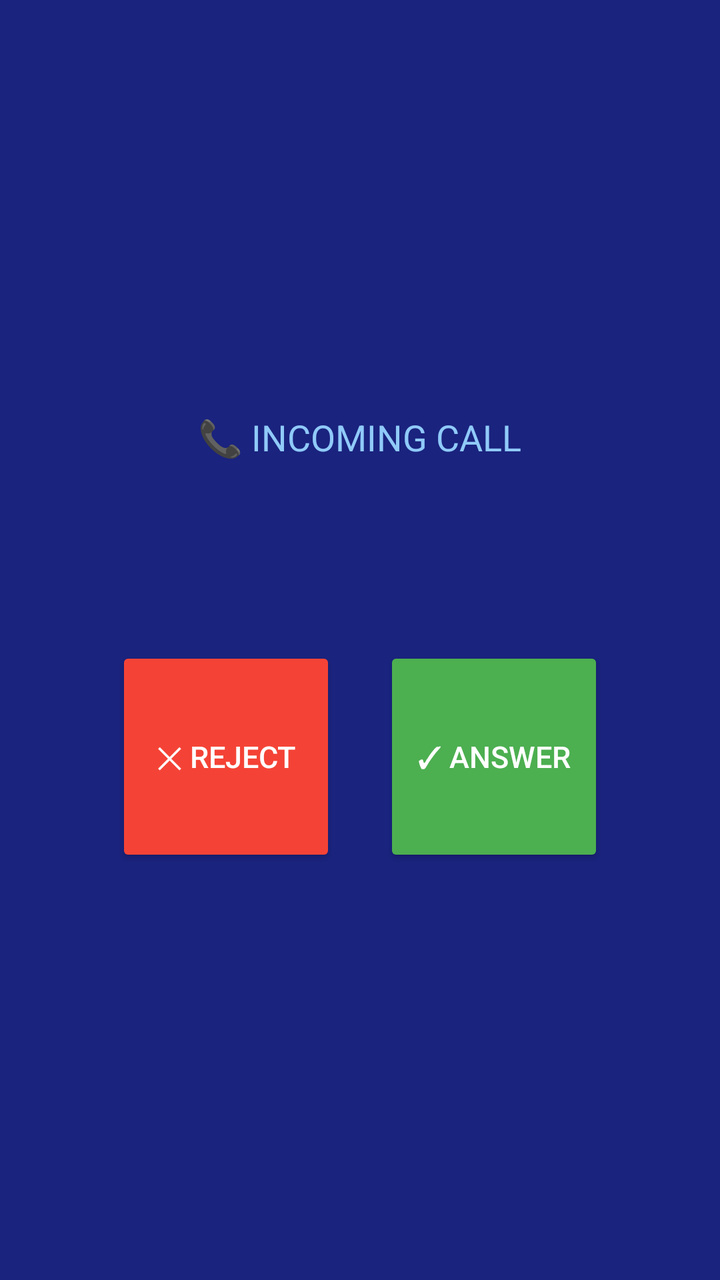
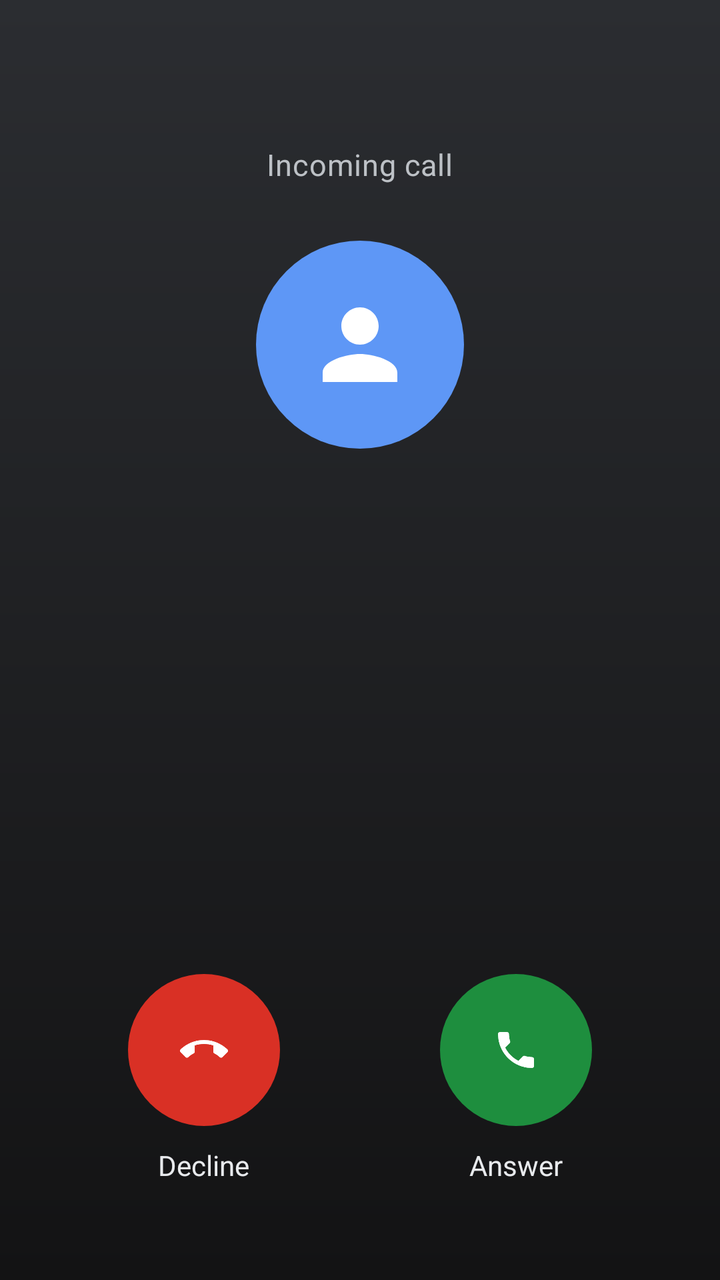

Screens rendered from an Android XML layout before and after an edit, with the pre-edit source and the edit as a unified diff.
<!-- AndroidManifest.xml: activity theme AppTheme -->
<!-- res/layout/activity_incoming_call.xml -->
<?xml version="1.0" encoding="utf-8"?>
<LinearLayout xmlns:android="http://schemas.android.com/apk/res/android"
    android:layout_width="match_parent"
    android:layout_height="match_parent"
    android:orientation="vertical"
    android:gravity="center"
    android:background="#1A237E"
    android:padding="24dp">

    <TextView
        android:id="@+id/tvCallLabel"
        android:text="📞 INCOMING CALL"
        android:layout_width="wrap_content"
        android:layout_height="wrap_content"
        android:textSize="18sp"
        android:textColor="#90CAF9"
        android:layout_marginBottom="12dp" />

    <TextView
        android:id="@+id/tvCaller"
        android:layout_width="wrap_content"
        android:layout_height="wrap_content"
        android:textSize="32sp"
        android:textColor="#FFFFFF"
        android:textStyle="bold"
        android:layout_marginBottom="8dp" />

    <TextView
        android:id="@+id/tvCallStatus"
        android:layout_width="wrap_content"
        android:layout_height="wrap_content"
        android:textSize="16sp"
        android:textColor="#90CAF9"
        android:layout_marginBottom="8dp" />

    <TextView
        android:id="@+id/tvTimer"
        android:layout_width="wrap_content"
        android:layout_height="wrap_content"
        android:textSize="22sp"
        android:textColor="#FFFFFF"
        android:fontFamily="monospace"
        android:layout_marginBottom="24dp"
        android:visibility="gone" />

    
    <LinearLayout
        android:id="@+id/rowInCallControls"
        android:layout_width="match_parent"
        android:layout_height="wrap_content"
        android:orientation="horizontal"
        android:gravity="center"
        android:layout_marginBottom="24dp"
        android:visibility="gone">

        <Button
            android:id="@+id/btnMute"
            android:layout_width="80dp"
            android:layout_height="64dp"
            android:text="🎤 Mute"
            android:textSize="11sp"
            android:layout_marginEnd="10dp" />

        <Button
            android:id="@+id/btnSpeaker"
            android:layout_width="80dp"
            android:layout_height="64dp"
            android:text="🔊 Speaker"
            android:textSize="11sp"
            android:layout_marginEnd="10dp" />

        <Button
            android:id="@+id/btnHold"
            android:layout_width="80dp"
            android:layout_height="64dp"
            android:text="⏸ Hold"
            android:textSize="11sp" />

    </LinearLayout>

    <LinearLayout
        android:layout_width="match_parent"
        android:layout_height="wrap_content"
        android:orientation="horizontal"
        android:gravity="center">

        <Button
            android:id="@+id/btnReject"
            android:layout_width="110dp"
            android:layout_height="110dp"
            android:text="✕ Reject"
            android:textColor="#FFFFFF"
            android:backgroundTint="#F44336"
            android:layout_marginEnd="24dp"
            android:textSize="15sp" />

        <Button
            android:id="@+id/btnAnswer"
            android:layout_width="110dp"
            android:layout_height="110dp"
            android:text="✓ Answer"
            android:textColor="#FFFFFF"
            android:backgroundTint="#4CAF50"
            android:textSize="15sp" />

    </LinearLayout>

</LinearLayout>
<!-- resources referenced by this layout -->
<resources>
  <style name="AppTheme" parent="Theme.AppCompat.Light.NoActionBar">
          <item name="colorPrimary">@color/brand_blue</item>
          <item name="colorPrimaryDark">@color/brand_blue_dark</item>
          <item name="colorAccent">@color/brand_green</item>
          <item name="android:windowBackground">@color/bg_primary</item>
          <item name="android:statusBarColor">@color/brand_blue</item>
          <item name="android:navigationBarColor">@color/nav_bg</item>
      </style>
  <color name="brand_blue">#2563EB</color>
  <color name="brand_blue_dark">#1D4ED8</color>
  <color name="brand_green">#16A34A</color>
  <color name="bg_primary">#F8FAFF</color>
  <color name="nav_bg">#FFFFFF</color>
</resources>

<!-- the commit's change to res/layout/activity_incoming_call.xml (unified diff, before → after) -->
@@ -3,45 +3,84 @@
     android:layout_width="match_parent"
     android:layout_height="match_parent"
     android:orientation="vertical"
-    android:gravity="center"
-    android:background="#1A237E"
-    android:padding="24dp">
-
+    android:gravity="center_horizontal"
+    android:background="@drawable/bg_incall_screen"
+    android:paddingStart="24dp"
+    android:paddingEnd="24dp"
+    android:paddingTop="72dp"
+    android:paddingBottom="48dp">
+
+    
     <TextView
         android:id="@+id/tvCallLabel"
-        android:text="📞 INCOMING CALL"
-        android:layout_width="wrap_content"
-        android:layout_height="wrap_content"
-        android:textSize="18sp"
-        android:textColor="#90CAF9"
-        android:layout_marginBottom="12dp" />
+        android:layout_width="wrap_content"
+        android:layout_height="wrap_content"
+        android:text="Incoming call"
+        android:textSize="15sp"
+        android:textColor="#BDC1C6"
+        android:letterSpacing="0.02" />
+
+    
+    <FrameLayout
+        android:id="@+id/avatar"
+        android:layout_width="104dp"
+        android:layout_height="104dp"
+        android:layout_marginTop="28dp"
+        android:background="@drawable/bg_avatar">
+
+        <TextView
+            android:id="@+id/tvAvatar"
+            android:layout_width="match_parent"
+            android:layout_height="match_parent"
+            android:gravity="center"
+            android:textSize="44sp"
+            android:textColor="#FFFFFF"
+            android:fontFamily="sans-serif-medium"
+            android:visibility="gone" />
+
+        <ImageView
+            android:id="@+id/ivAvatar"
+            android:layout_width="56dp"
+            android:layout_height="56dp"
+            android:layout_gravity="center"
+            android:src="@drawable/ic_person"
+            android:contentDescription="Caller" />
+    </FrameLayout>
 
     <TextView
         android:id="@+id/tvCaller"
         android:layout_width="wrap_content"
         android:layout_height="wrap_content"
-        android:textSize="32sp"
-        android:textColor="#FFFFFF"
-        android:textStyle="bold"
-        android:layout_marginBottom="8dp" />
+        android:layout_marginTop="24dp"
+        android:textSize="34sp"
+        android:textColor="#E8EAED"
+        android:fontFamily="sans-serif"
+        android:gravity="center"
+        android:maxLines="2"
+        android:ellipsize="end" />
 
     <TextView
         android:id="@+id/tvCallStatus"
         android:layout_width="wrap_content"
         android:layout_height="wrap_content"
+        android:layout_marginTop="8dp"
         android:textSize="16sp"
-        android:textColor="#90CAF9"
-        android:layout_marginBottom="8dp" />
+        android:textColor="#BDC1C6" />
 
     <TextView
         android:id="@+id/tvTimer"
         android:layout_width="wrap_content"
         android:layout_height="wrap_content"
-        android:textSize="22sp"
-        android:textColor="#FFFFFF"
-        android:fontFamily="monospace"
-        android:layout_marginBottom="24dp"
+        android:layout_marginTop="4dp"
+        android:textSize="16sp"
+        android:textColor="#BDC1C6"
+        android:fontFamily="sans-serif"
         android:visibility="gone" />
+
+    <View
+        android:layout_width="0dp"
+        android:layout_height="0dp"
+        android:layout_weight="1" />
 
     
     <LinearLayout
@@ -49,60 +88,140 @@
         android:layout_width="match_parent"
         android:layout_height="wrap_content"
         android:orientation="horizontal"
-        android:gravity="center"
-        android:layout_marginBottom="24dp"
+        android:layout_marginBottom="48dp"
         android:visibility="gone">
 
-        <Button
+        <LinearLayout
             android:id="@+id/btnMute"
-            android:layout_width="80dp"
-            android:layout_height="64dp"
-            android:text="🎤 Mute"
-            android:textSize="11sp"
-            android:layout_marginEnd="10dp" />
-
-        <Button
+            android:layout_width="0dp"
+            android:layout_height="wrap_content"
+            android:layout_weight="1"
+            android:orientation="vertical"
+            android:gravity="center_horizontal">
+            <ImageView
+                android:id="@+id/ivMute"
+                android:layout_width="68dp"
+                android:layout_height="68dp"
+                android:padding="20dp"
+                android:background="@drawable/bg_incall_toggle"
+                android:src="@drawable/ic_mic_off"
+                android:contentDescription="Mute" />
+            <TextView
+                android:id="@+id/tvMuteLabel"
+                android:layout_width="wrap_content"
+                android:layout_height="wrap_content"
+                android:layout_marginTop="8dp"
+                android:text="Mute"
+                android:textSize="13sp"
+                android:textColor="#E8EAED" />
+        </LinearLayout>
+
+        <LinearLayout
             android:id="@+id/btnSpeaker"
-            android:layout_width="80dp"
-            android:layout_height="64dp"
-            android:text="🔊 Speaker"
-            android:textSize="11sp"
-            android:layout_marginEnd="10dp" />
-
-        <Button
+            android:layout_width="0dp"
+            android:layout_height="wrap_content"
+            android:layout_weight="1"
+            android:orientation="vertical"
+            android:gravity="center_horizontal">
+            <ImageView
+                android:id="@+id/ivSpeaker"
+                android:layout_width="68dp"
+                android:layout_height="68dp"
+                android:padding="20dp"
+                android:background="@drawable/bg_incall_toggle"
+                android:src="@drawable/ic_volume_up"
+                android:contentDescription="Speaker" />
+            <TextView
+                android:id="@+id/tvSpeakerLabel"
+                android:layout_width="wrap_content"
+                android:layout_height="wrap_content"
+                android:layout_marginTop="8dp"
+                android:text="Speaker"
+                android:textSize="13sp"
+                android:textColor="#E8EAED" />
+        </LinearLayout>
+
+        <LinearLayout
             android:id="@+id/btnHold"
-            android:layout_width="80dp"
-            android:layout_height="64dp"
-            android:text="⏸ Hold"
-            android:textSize="11sp" />
-
+            android:layout_width="0dp"
+            android:layout_height="wrap_content"
+            android:layout_weight="1"
+            android:orientation="vertical"
+            android:gravity="center_horizontal">
+            <ImageView
+                android:id="@+id/ivHold"
+                android:layout_width="68dp"
+                android:layout_height="68dp"
+                android:padding="20dp"
+                android:background="@drawable/bg_incall_toggle"
+                android:src="@drawable/ic_pause"
+                android:contentDescription="Hold" />
+            <TextView
+                android:id="@+id/tvHoldLabel"
+                android:layout_width="wrap_content"
+                android:layout_height="wrap_content"
+                android:layout_marginTop="8dp"
+                android:text="Hold"
+                android:textSize="13sp"
+                android:textColor="#E8EAED" />
+        </LinearLayout>
     </LinearLayout>
 
+    
     <LinearLayout
         android:layout_width="match_parent"
         android:layout_height="wrap_content"
         android:orientation="horizontal"
         android:gravity="center">
 
-        <Button
-            android:id="@+id/btnReject"
-            android:layout_width="110dp"
-            android:layout_height="110dp"
-            android:text="✕ Reject"
-            android:textColor="#FFFFFF"
-            android:backgroundTint="#F44336"
-            android:layout_marginEnd="24dp"
-            android:textSize="15sp" />
-
-        <Button
-            android:id="@+id/btnAnswer"
-            android:layout_width="110dp"
-            android:layout_height="110dp"
-            android:text="✓ Answer"
-            android:textColor="#FFFFFF"
-            android:backgroundTint="#4CAF50"
-            android:textSize="15sp" />
-
+        <LinearLayout
+            android:id="@+id/colReject"
+            android:layout_width="0dp"
+            android:layout_height="wrap_content"
+            android:layout_weight="1"
+            android:orientation="vertical"
+            android:gravity="center_horizontal">
+            <ImageButton
+                android:id="@+id/btnReject"
+                android:layout_width="76dp"
+                android:layout_height="76dp"
+                android:background="@drawable/bg_btn_decline"
+                android:src="@drawable/ic_call_end"
+                android:scaleType="center"
+                android:contentDescription="Decline" />
+            <TextView
+                android:id="@+id/tvRejectLabel"
+                android:layout_width="wrap_content"
+                android:layout_height="wrap_content"
+                android:layout_marginTop="10dp"
+                android:text="Decline"
+                android:textSize="14sp"
+                android:textColor="#E8EAED" />
+        </LinearLayout>
+
+        <LinearLayout
+            android:id="@+id/colAnswer"
+            android:layout_width="0dp"
+            android:layout_height="wrap_content"
+            android:layout_weight="1"
+            android:orientation="vertical"
+            android:gravity="center_horizontal">
+            <ImageButton
+                android:id="@+id/btnAnswer"
+                android:layout_width="76dp"
+                android:layout_height="76dp"
+                android:background="@drawable/bg_btn_answer"
+                android:src="@drawable/ic_call"
+                android:scaleType="center"
+                android:contentDescription="Answer" />
+            <TextView
+                android:layout_width="wrap_content"
+                android:layout_height="wrap_content"
+                android:layout_marginTop="10dp"
+                android:text="Answer"
+                android:textSize="14sp"
+                android:textColor="#E8EAED" />
+        </LinearLayout>
     </LinearLayout>
 
 </LinearLayout>
<!-- resource entries referenced after the edit -->
@@ -1,5 +1,56 @@
 <!-- resources referenced by this layout -->
 <resources>
+  <!-- drawable bg_avatar (drawable) -->
+  <?xml version="1.0" encoding="utf-8"?>
+  <shape xmlns:android="http://schemas.android.com/apk/res/android" android:shape="oval">
+      <solid android:color="#5E97F6"/>
+  </shape>
+  <!-- drawable bg_btn_answer (drawable) -->
+  <?xml version="1.0" encoding="utf-8"?>
+  <ripple xmlns:android="http://schemas.android.com/apk/res/android" android:color="#33FFFFFF">
+      <item><shape android:shape="oval"><solid android:color="#1E8E3E"/></shape></item>
+  </ripple>
+  <!-- drawable bg_btn_decline (drawable) -->
+  <?xml version="1.0" encoding="utf-8"?>
+  <ripple xmlns:android="http://schemas.android.com/apk/res/android" android:color="#33FFFFFF">
+      <item><shape android:shape="oval"><solid android:color="#D93025"/></shape></item>
+  </ripple>
+  <!-- drawable bg_incall_screen (drawable) -->
+  <?xml version="1.0" encoding="utf-8"?>
+  <shape xmlns:android="http://schemas.android.com/apk/res/android">
+      <gradient android:angle="270" android:startColor="#2B2D31" android:endColor="#131314"/>
+  </shape>
+  <!-- drawable bg_incall_toggle (drawable) -->
+  <?xml version="1.0" encoding="utf-8"?>
+  <ripple xmlns:android="http://schemas.android.com/apk/res/android" android:color="#33FFFFFF">
+      <item>
+          <selector>
+              <item android:state_selected="true"><shape android:shape="oval"><solid android:color="#A8C7FA"/></shape></item>
+              <item><shape android:shape="oval"><solid android:color="#3C4043"/></shape></item>
+          </selector>
+      </item>
+  </ripple>
+  <!-- drawable ic_pause (drawable) -->
+  <?xml version="1.0" encoding="utf-8"?>
+  <vector xmlns:android="http://schemas.android.com/apk/res/android"
+      android:width="24dp" android:height="24dp"
+      android:viewportWidth="24" android:viewportHeight="24">
+      <path android:fillColor="#FFFFFFFF" android:pathData="M6,19h4V5H6v14zM14,5v14h4V5h-4z"/>
+  </vector>
+  <!-- drawable ic_person (drawable) -->
+  <?xml version="1.0" encoding="utf-8"?>
+  <vector xmlns:android="http://schemas.android.com/apk/res/android"
+      android:width="24dp" android:height="24dp"
+      android:viewportWidth="24" android:viewportHeight="24">
+      <path android:fillColor="#FFFFFFFF" android:pathData="M12,12c2.21,0 4,-1.79 4,-4s-1.79,-4 -4,-4 -4,1.79 -4,4 1.79,4 4,4zM12,14c-2.67,0 -8,1.34 -8,4v2h16v-2c0,-2.66 -5.33,-4 -8,-4z"/>
+  </vector>
+  <!-- drawable ic_volume_up (drawable) -->
+  <?xml version="1.0" encoding="utf-8"?>
+  <vector xmlns:android="http://schemas.android.com/apk/res/android"
+      android:width="24dp" android:height="24dp"
+      android:viewportWidth="24" android:viewportHeight="24">
+      <path android:fillColor="#FFFFFFFF" android:pathData="M3,9v6h4l5,5V4L7,9H3zM16.5,12c0,-1.77 -1.02,-3.29 -2.5,-4.03v8.05c1.48,-0.73 2.5,-2.25 2.5,-4.02zM14,3.23v2.06c2.89,0.86 5,3.54 5,6.71s-2.11,5.85 -5,6.71v2.06c4.01,-0.91 7,-4.49 7,-8.77s-2.99,-7.86 -7,-8.77z"/>
+  </vector>
   <style name="AppTheme" parent="Theme.AppCompat.Light.NoActionBar">
           <item name="colorPrimary">@color/brand_blue</item>
           <item name="colorPrimaryDark">@color/brand_blue_dark</item>
